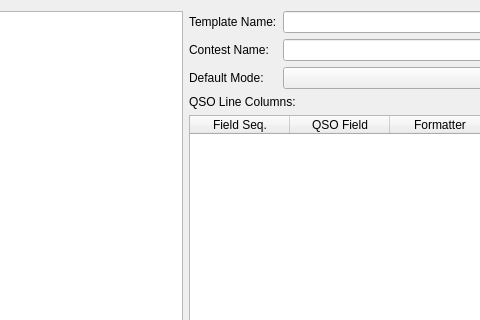
First picture: the form in ui/CabrilloTemplateDialog.ui, repository aa5sh/QLog, before the edit; both pictures show x 84 to 564 and y 0 to 320 of the 850 by 550 pixel window.
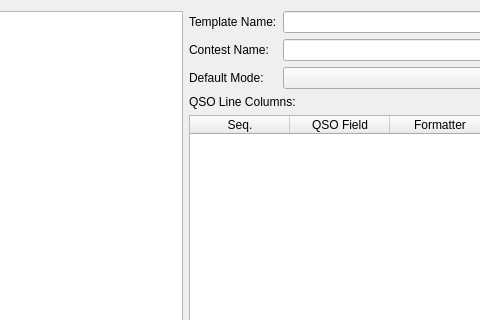
Second picture: the form after the edit.

```diff
--- a/ui/CabrilloTemplateDialog.ui
+++ b/ui/CabrilloTemplateDialog.ui
@@ -122,7 +122,7 @@
        </attribute>
        <column>
         <property name="text">
-         <string>Field Seq.</string>
+         <string>Seq.</string>
         </property>
        </column>
        <column>
```
Left out of the diff: 14 changed lines with no effect on the pictures.
